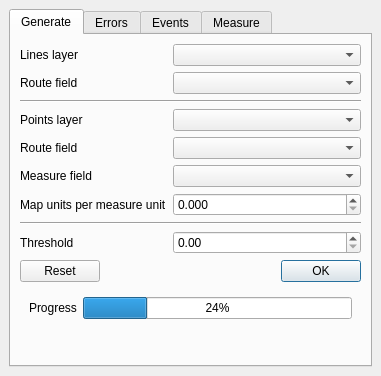
This is lrs/ui_lrsdockwidget.ui in blazek/lrs as Qt 5 draws it before an edit. The edited form follows.
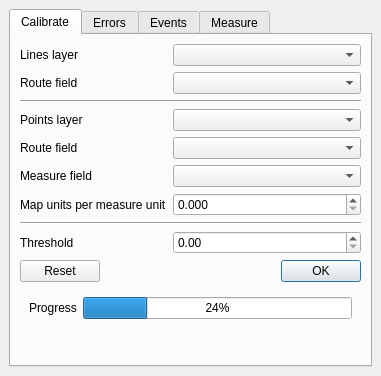
This is the edited form. The open tabs and pages were chosen to show the change.

The edit to the form file:
```diff
--- a/lrs/ui_lrsdockwidget.ui
+++ b/lrs/ui_lrsdockwidget.ui
@@ -28,7 +28,7 @@
       </property>
       <widget class="QWidget" name="genTab">
        <attribute name="title">
-        <string>Generate</string>
+        <string>Calibrate</string>
        </attribute>
        <layout class="QVBoxLayout" name="verticalLayout_2">
         <item>
```
Left out of the diff: 2 changed lines with no effect on the pictures.
